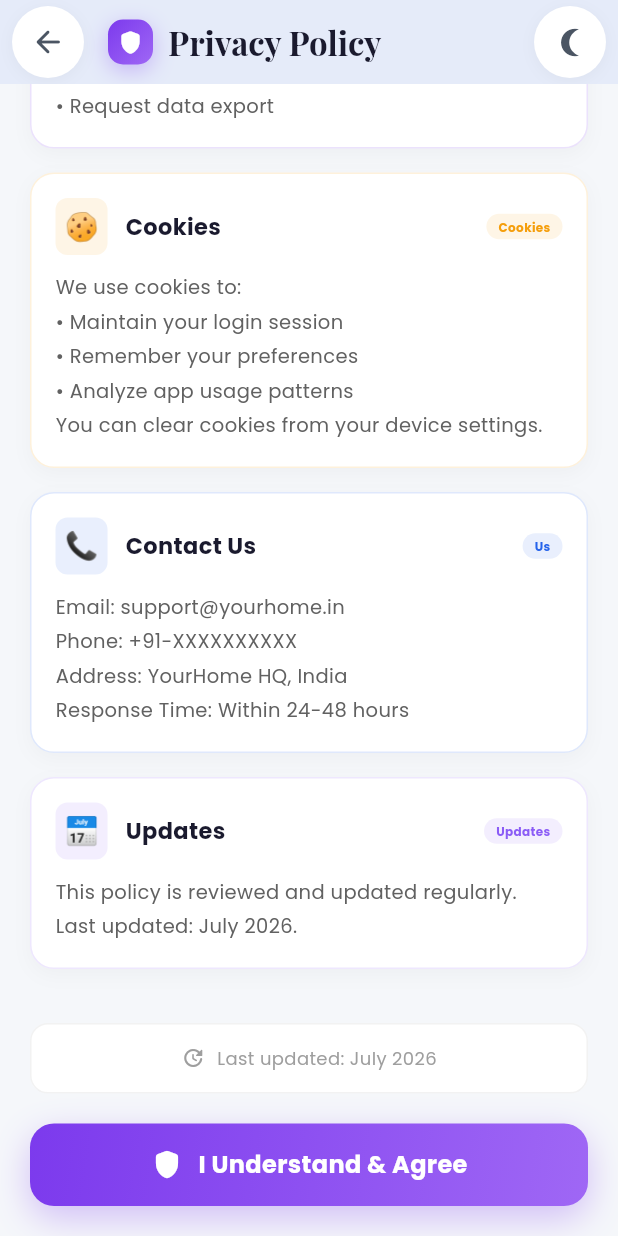
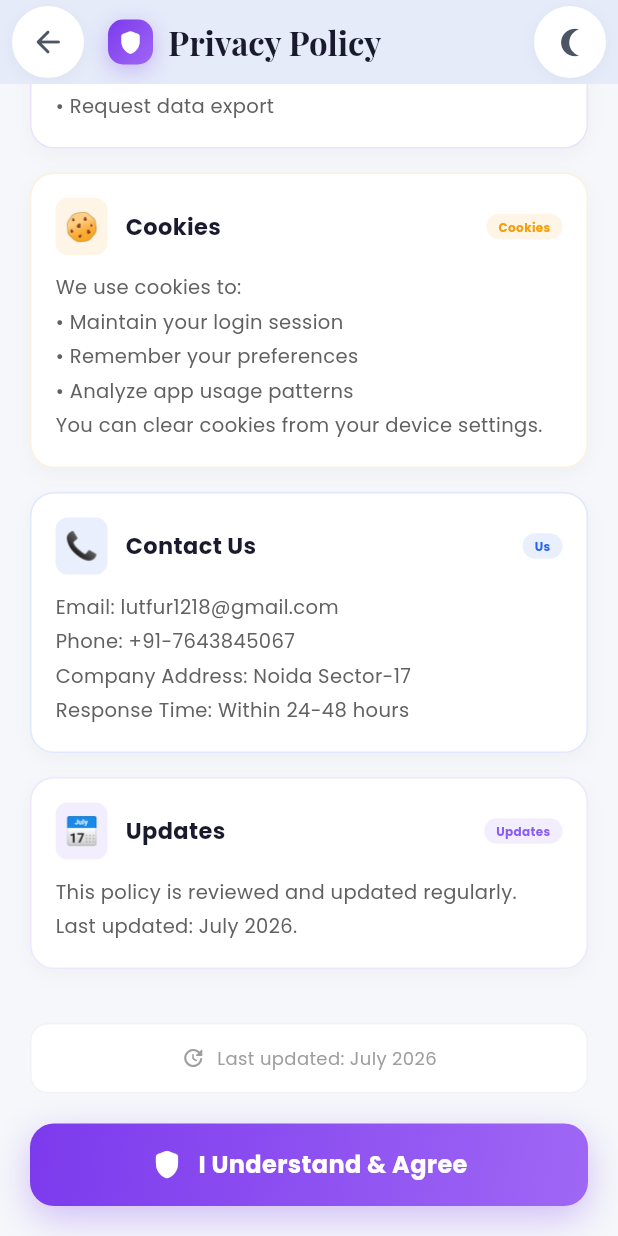
Before and after one commit to rahman12181/yourhome-startup, a Flutter app: the PrivacyPolicyScreen screen opened directly, scrolled down 1583 dp, on a phone screen of 412 x 824 dp. Run offline on Flutter 3.47's test engine with Material 3 defaults, Android fonts, the phone set to English and light mode, and no system bars; our stand-ins replace cached_network_image, connectivity_plus, dio, google_fonts, image_picker, share_plus and 3 more; missing offline and left inert: razorpay_flutter, stomp_dart_client, video_compress; accounts and stored records are empty.

Commit message:
updated contact us

```diff
--- a/lib/screens/privacy_policy_screen.dart
+++ b/lib/screens/privacy_policy_screen.dart
@@ -269,7 +269,7 @@
       {
         'emoji': '📞',
         'title': 'Contact Us',
-        'content': 'Email: support@yourhome.in\nPhone: +91-XXXXXXXXXX\nAddress: YourHome HQ, India\nResponse Time: Within 24-48 hours',
+        'content': 'Email: lutfur1218@gmail.com\nPhone: +91-7643845067\nCompany Address: Noida Sector-17\nResponse Time: Within 24-48 hours',
         'color': const Color(0xFF2563EB),
       },
       {
```
